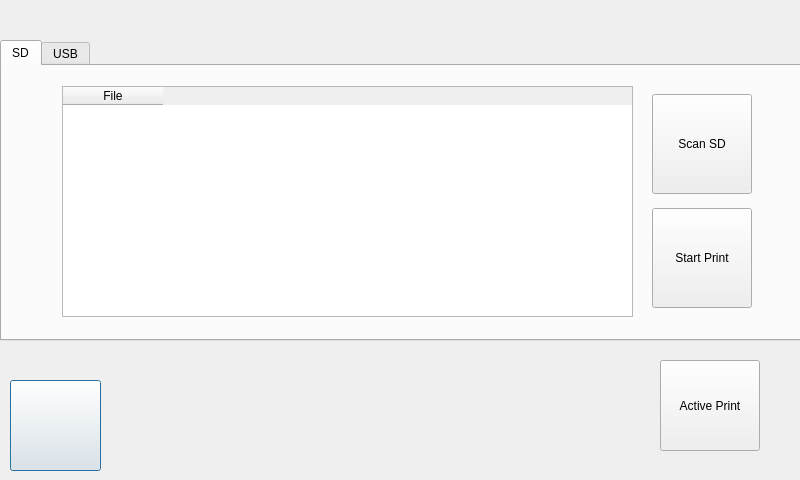
This is ClientApp/qt/printwindow.ui in re3Dprinting/touchscreen as Qt 5 draws it before an edit. The edited form follows.
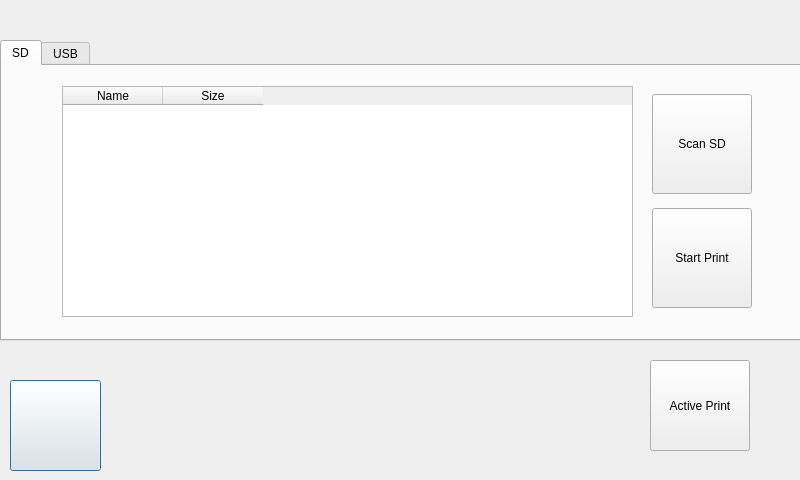
This is the edited form. Icons and pictures are not drawn.

What changed in the file:
```diff
--- a/ClientApp/qt/printwindow.ui
+++ b/ClientApp/qt/printwindow.ui
@@ -64,7 +64,7 @@
     <attribute name="title">
      <string>SD</string>
     </attribute>
-    <widget class="QWidget" name="">
+    <widget class="QWidget" name="layoutWidget">
      <property name="geometry">
       <rect>
        <x>650</x>
@@ -113,7 +113,12 @@
      </property>
      <column>
       <property name="text">
-       <string>File</string>
+       <string>Name</string>
+      </property>
+     </column>
+     <column>
+      <property name="text">
+       <string>Size</string>
       </property>
      </column>
     </widget>
@@ -127,7 +132,7 @@
   <widget class="QPushButton" name="ScanSD_2">
    <property name="geometry">
     <rect>
-     <x>660</x>
+     <x>650</x>
      <y>360</y>
      <width>100</width>
      <height>91</height>
```
Left out of the diff: 6 changed lines with no effect on the pictures.
